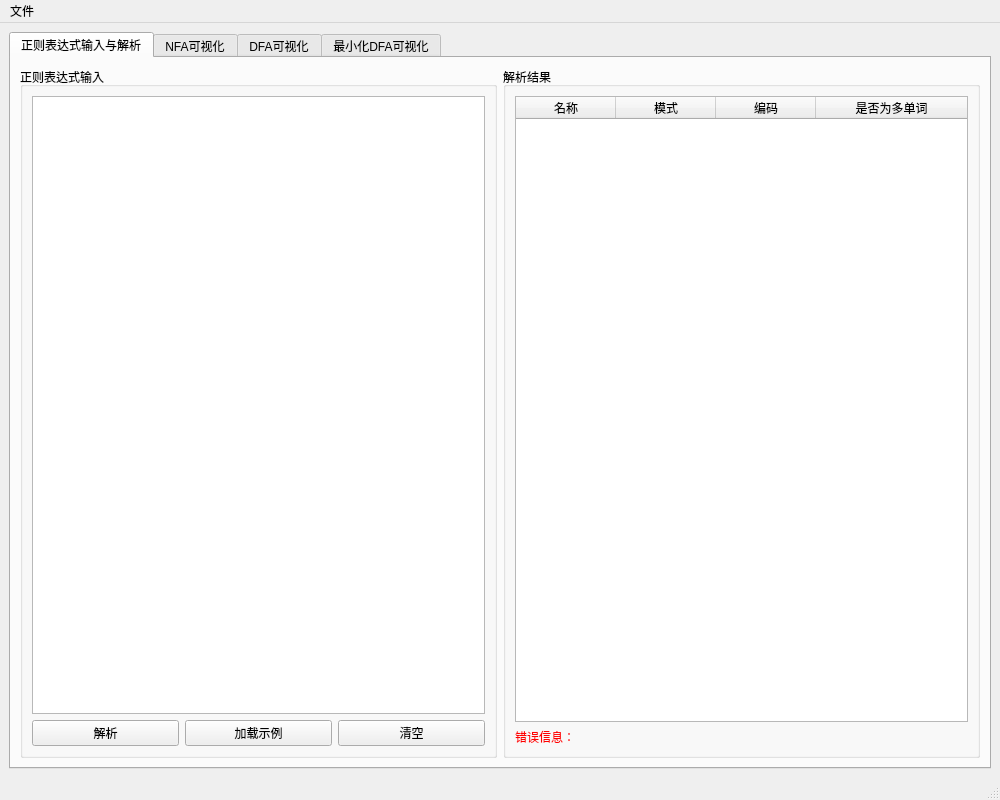
Qt form ui/task2window.ui (CrazyThought/byylCourseDesign) before a commit.
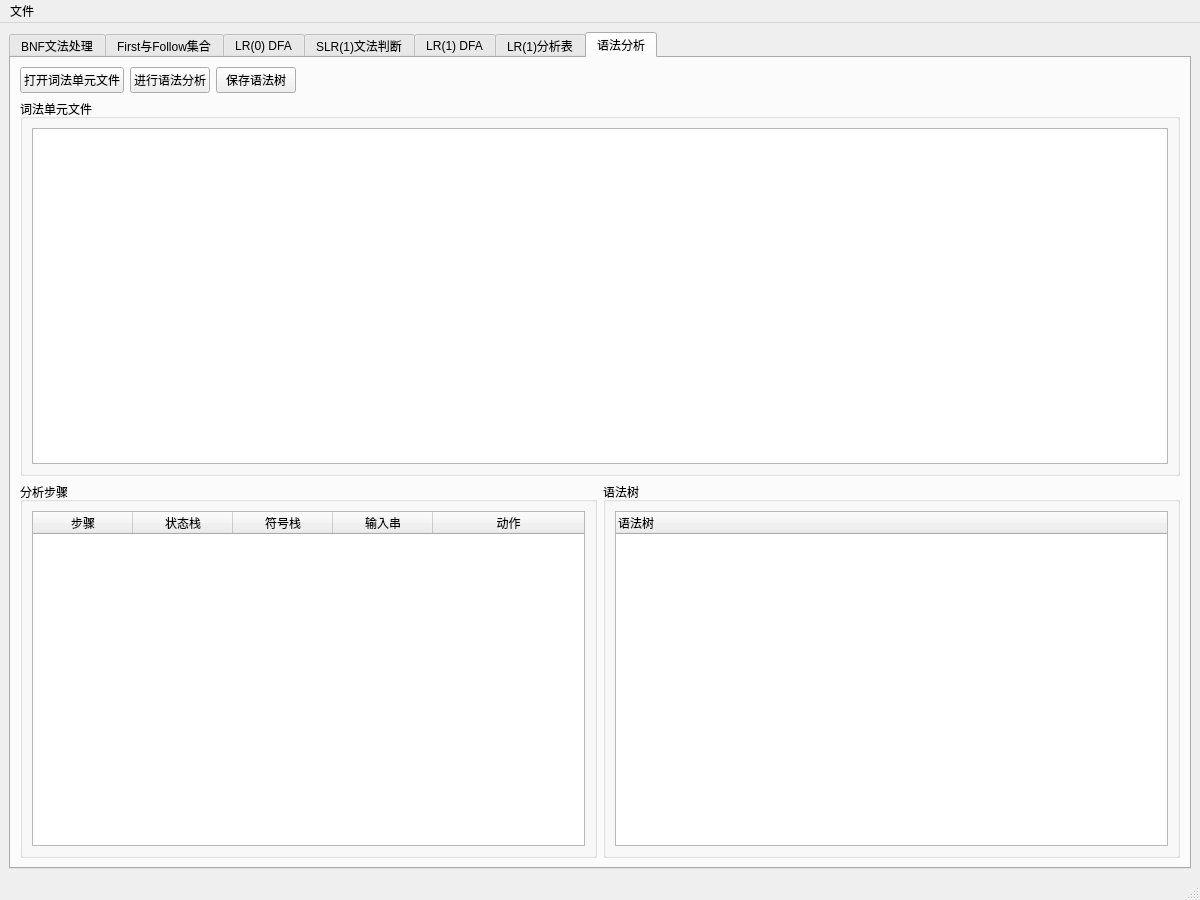
The same form after that commit. The open tabs and pages were chosen to show the change.

```diff
--- a/ui/task2window.ui
+++ b/ui/task2window.ui
@@ -6,8 +6,8 @@
    <rect>
     <x>0</x>
     <y>0</y>
-    <width>1000</width>
-    <height>800</height>
+    <width>1200</width>
+    <height>900</height>
    </rect>
   </property>
   <property name="windowTitle">
@@ -19,7 +19,7 @@
      <widget class="QTabWidget" name="tabWidget">
       <widget class="QWidget" name="tabRegexInput">
        <attribute name="title">
-        <string>正则表达式输入与解析</string>
+        <string>BNF文法处理</string>
        </attribute>
        <layout class="QVBoxLayout" name="verticalLayout_2">
         <item>
@@ -27,7 +27,7 @@
           <item>
            <widget class="QGroupBox" name="groupBox_Input">
             <property name="title">
-             <string>正则表达式输入</string>
+             <string>BNF文法输入</string>
             </property>
             <layout class="QVBoxLayout" name="verticalLayout_3">
              <item>
@@ -45,7 +45,7 @@
                <item>
                 <widget class="QPushButton" name="pushButtonParse">
                  <property name="text">
-                  <string>解析</string>
+                  <string>解析文法</string>
                  </property>
                 </widget>
                </item>
@@ -71,49 +71,16 @@
           <item>
            <widget class="QGroupBox" name="groupBox_ParseResult">
             <property name="title">
-             <string>解析结果</string>
+             <string>文法信息</string>
             </property>
             <layout class="QVBoxLayout" name="verticalLayout_4">
              <item>
-              <widget class="QTableWidget" name="tableWidgetParseResult">
-               <property name="horizontalScrollMode">
-                <enum>QAbstractItemView::ScrollPerItem</enum>
-               </property>
-               <property name="columnCount">
-                <number>4</number>
-               </property>
-               <attribute name="horizontalHeaderStretchLastSection">
-                <bool>true</bool>
-               </attribute>
-               <column>
-                <property name="text">
-                 <string>名称</string>
-                </property>
-               </column>
-               <column>
-                <property name="text">
-                 <string>模式</string>
-                </property>
-               </column>
-               <column>
-                <property name="text">
-                 <string>编码</string>
-                </property>
-               </column>
-               <column>
-                <property name="text">
-                 <string>是否为多单词</string>
-                </property>
-               </column>
-              </widget>
-             </item>
-             <item>
-              <widget class="QLabel" name="labelErrorMessage">
-               <property name="text">
-                <string>错误信息：</string>
-               </property>
-               <property name="styleSheet">
-                <string>color: red;</string>
+              <widget class="QTextBrowser" name="textBrowserGrammarInfo">
+               <property name="font">
+                <font>
+                 <family>Courier New</family>
+                 <pointsize>10</pointsize>
+                </font>
                </property>
               </widget>
              </item>
@@ -126,7 +93,7 @@
       </widget>
       <widget class="QWidget" name="tabNFA">
        <attribute name="title">
-        <string>NFA可视化</string>
+        <string>First与Follow集合</string>
        </attribute>
        <layout class="QVBoxLayout" name="verticalLayout_5">
         <item>
@@ -167,36 +134,6 @@
           </item>
          </layout>
         </item>
-        <item>
-         <widget class="QTableWidget" name="tableWidgetNFA">
-          <property name="horizontalScrollMode">
-           <enum>QAbstractItemView::ScrollPerItem</enum>
-          </property>
-          <property name="columnCount">
-           <number>2</number>
-          </property>
-          <attribute name="horizontalHeaderStretchLastSection">
-           <bool>true</bool>
-          </attribute>
-          <column>
-           <property name="text">
-            <string>状态标记</string>
-           </property>
-          </column>
-          <column>
-           <property name="text">
-            <string>状态编号</string>
-           </property>
-          </column>
-         </widget>
-        </item>
-       </layout>
-      </widget>
-      <widget class="QWidget" name="tabDFA">
-       <attribute name="title">
-        <string>DFA可视化</string>
-       </attribute>
-       <layout class="QVBoxLayout" name="verticalLayout_6">
         <item>
          <layout class="QHBoxLayout" name="horizontalLayout_4">
           <item>
@@ -262,7 +199,7 @@
       </widget>
       <widget class="QWidget" name="tabMinDFA">
        <attribute name="title">
-        <string>最小化DFA可视化</string>
+        <string>LR(0) DFA</string>
        </attribute>
        <layout class="QVBoxLayout" name="verticalLayout_7">
         <item>
@@ -275,7 +212,111 @@
            </widget>
           </item>
           <item>
-           <widget class="QPushButton" name="pushButtonExportMinDFA">
+           <widget class="QComboBox" name="comboBoxLR0View">
+            <property name="sizeAdjustPolicy">
+             <enum>QComboBox::AdjustToContents</enum>
+            </property>
+           </widget>
+          </item>
+          <item>
+           <spacer name="horizontalSpacer_2">
+            <property name="orientation">
+             <enum>Qt::Horizontal</enum>
+            </property>
+            <property name="sizeHint" stdset="0">
+             <size>
+              <width>40</width>
+              <height>20</height>
+             </size>
+            </property>
+           </spacer>
+          </item>
+         </layout>
+        </item>
+        <item>
+         <widget class="QGroupBox" name="groupBoxLR0DFA">
+          <property name="title">
+           <string>LR(0) DFA</string>
+          </property>
+          <layout class="QVBoxLayout" name="verticalLayout_9">
+           <item>
+            <widget class="QTableWidget" name="tableWidgetLR0">
+             <property name="editTriggers">
+              <enum>QAbstractItemView::NoEditTriggers</enum>
+             </property>
+              <property name="horizontalScrollMode">
+               <enum>QAbstractItemView::ScrollPerPixel</enum>
+              </property>
+              <property name="columnCount">
+               <number>3</number>
+              </property>
+              <attribute name="horizontalHeaderStretchLastSection">
+               <bool>true</bool>
+              </attribute>
+              <column>
+               <property name="text">
+                <string>状态ID</string>
+               </property>
+              </column>
+              <column>
+               <property name="text">
+                <string>项目集</string>
+               </property>
+              </column>
+              <column>
+               <property name="text">
+                <string>转移关系</string>
+               </property>
+              </column>
+            </widget>
+           </item>
+          </layout>
+         </widget>
+        </item>
+       </layout>
+      </widget>
+      <widget class="QWidget" name="tabSLR1">
+       <attribute name="title">
+        <string>SLR(1)文法判断</string>
+       </attribute>
+       <layout class="QVBoxLayout" name="verticalLayout_10">
+        <item>
+         <widget class="QPushButton" name="pushButtonCheckSLR1">
+          <property name="text">
+           <string>检查SLR(1)文法</string>
+          </property>
+         </widget>
+        </item>
+        <item>
+         <widget class="QGroupBox" name="groupBoxSLR1Result">
+          <property name="title">
+           <string>SLR(1)判断结果</string>
+          </property>
+          <layout class="QVBoxLayout" name="verticalLayout_11">
+           <item>
+            <widget class="QTextBrowser" name="textBrowserSLR1Result">
+             <property name="font">
+              <font>
+               <family>Courier New</family>
+               <pointsize>10</pointsize>
+              </font>
+             </property>
+            </widget>
+           </item>
+          </layout>
+         </widget>
+        </item>
+       </layout>
+      </widget>
+      <widget class="QWidget" name="tabLR1DFA">
+       <attribute name="title">
+        <string>LR(1) DFA</string>
+       </attribute>
+       <layout class="QVBoxLayout" name="verticalLayout_12">
+        <item>
+         <layout class="QHBoxLayout" name="horizontalLayout_6">
+          <item>
+           <widget class="QPushButton" name="pushButtonGenerateLR1DFA">
             <property name="text">
              <string>导出最小化DFA</string>
             </property>
@@ -294,6 +335,57 @@
             </property>
            </spacer>
           </item>
+         </layout>
+        </item>
+        <item>
+         <widget class="QGroupBox" name="groupBoxLR1DFA">
+          <property name="title">
+           <string>LR(1) DFA</string>
+          </property>
+          <layout class="QVBoxLayout" name="verticalLayout_13">
+           <item>
+            <widget class="QTableWidget" name="tableWidgetLR1">
+             <property name="editTriggers">
+              <enum>QAbstractItemView::NoEditTriggers</enum>
+             </property>
+              <property name="horizontalScrollMode">
+               <enum>QAbstractItemView::ScrollPerPixel</enum>
+              </property>
+              <property name="columnCount">
+               <number>3</number>
+              </property>
+              <attribute name="horizontalHeaderStretchLastSection">
+               <bool>true</bool>
+              </attribute>
+              <column>
+               <property name="text">
+                <string>状态ID</string>
+               </property>
+              </column>
+              <column>
+               <property name="text">
+                <string>项目集</string>
+               </property>
+              </column>
+              <column>
+               <property name="text">
+                <string>转移关系</string>
+               </property>
+              </column>
+            </widget>
+           </item>
+          </layout>
+         </widget>
+        </item>
+       </layout>
+      </widget>
+      <widget class="QWidget" name="tabLR1Table">
+       <attribute name="title">
+        <string>LR(1)分析表</string>
+       </attribute>
+       <layout class="QVBoxLayout" name="verticalLayout_14">
+        <item>
+         <layout class="QHBoxLayout" name="horizontalLayout_7">
           <item>
            <widget class="QLabel" name="labelMinDFAInfo">
             <property name="text">
@@ -328,6 +420,152 @@
         </item>
        </layout>
       </widget>
+      <widget class="QWidget" name="tabSyntaxAnalysis">
+       <attribute name="title">
+        <string>语法分析</string>
+       </attribute>
+       <layout class="QVBoxLayout" name="verticalLayout_16">
+        <item>
+         <layout class="QHBoxLayout" name="horizontalLayout_8">
+          <item>
+           <widget class="QPushButton" name="pushButtonOpenTokenFile">
+            <property name="text">
+             <string>打开词法单元文件</string>
+            </property>
+           </widget>
+          </item>
+          <item>
+           <widget class="QPushButton" name="pushButtonAnalyzeSyntax">
+            <property name="text">
+             <string>进行语法分析</string>
+            </property>
+           </widget>
+          </item>
+          <item>
+           <widget class="QPushButton" name="pushButtonSaveSyntaxTree">
+            <property name="text">
+             <string>保存语法树</string>
+            </property>
+           </widget>
+          </item>
+          <item>
+           <spacer name="horizontalSpacer_5">
+            <property name="orientation">
+             <enum>Qt::Horizontal</enum>
+            </property>
+            <property name="sizeHint" stdset="0">
+             <size>
+              <width>40</width>
+              <height>20</height>
+             </size>
+            </property>
+           </spacer>
+          </item>
+         </layout>
+        </item>
+        <item>
+         <layout class="QHBoxLayout" name="horizontalLayout_9">
+          <item>
+           <widget class="QGroupBox" name="groupBoxTokenFile">
+            <property name="title">
+             <string>词法单元文件</string>
+            </property>
+            <layout class="QVBoxLayout" name="verticalLayout_17">
+             <item>
+              <widget class="QTextEdit" name="textEditTokenFile">
+               <property name="font">
+                <font>
+                 <family>Courier New</family>
+                 <pointsize>10</pointsize>
+                </font>
+               </property>
+              </widget>
+             </item>
+            </layout>
+           </widget>
+          </item>
+         </layout>
+        </item>
+        <item>
+         <layout class="QHBoxLayout" name="horizontalLayout_10">
+          <item>
+           <widget class="QGroupBox" name="groupBoxAnalysisSteps">
+            <property name="title">
+             <string>分析步骤</string>
+            </property>
+            <layout class="QVBoxLayout" name="verticalLayout_18">
+             <item>
+              <widget class="QTableWidget" name="tableWidgetAnalysisSteps">
+               <property name="editTriggers">
+                <enum>QAbstractItemView::NoEditTriggers</enum>
+               </property>
+              <property name="horizontalScrollMode">
+               <enum>QAbstractItemView::ScrollPerPixel</enum>
+              </property>
+              <property name="columnCount">
+               <number>5</number>
+              </property>
+              <attribute name="horizontalHeaderStretchLastSection">
+               <bool>true</bool>
+              </attribute>
+              <column>
+               <property name="text">
+                <string>步骤</string>
+               </property>
+              </column>
+              <column>
+               <property name="text">
+                <string>状态栈</string>
+               </property>
+              </column>
+              <column>
+               <property name="text">
+                <string>符号栈</string>
+               </property>
+              </column>
+              <column>
+               <property name="text">
+                <string>输入串</string>
+               </property>
+              </column>
+              <column>
+               <property name="text">
+                <string>动作</string>
+               </property>
+              </column>
+              </widget>
+             </item>
+            </layout>
+           </widget>
+          </item>
+          <item>
+           <widget class="QGroupBox" name="groupBoxSyntaxTree">
+            <property name="title">
+             <string>语法树</string>
+            </property>
+            <layout class="QVBoxLayout" name="verticalLayout_19">
+             <item>
+              <widget class="QTreeWidget" name="treeWidgetSyntaxTree">
+               <property name="editTriggers">
+                <enum>QAbstractItemView::NoEditTriggers</enum>
+               </property>
+               <property name="headerHidden">
+                <bool>false</bool>
+               </property>
+               <column>
+                <property name="text">
+                 <string>语法树</string>
+                </property>
+               </column>
+              </widget>
+             </item>
+            </layout>
+           </widget>
+          </item>
+         </layout>
+        </item>
+       </layout>
+      </widget>
      </widget>
     </item>
    </layout>
@@ -337,7 +575,7 @@
     <rect>
      <x>0</x>
      <y>0</y>
-     <width>1000</width>
+     <width>1200</width>
      <height>21</height>
     </rect>
    </property>
```
Left out of the diff: 245 changed lines with no effect on the pictures.
